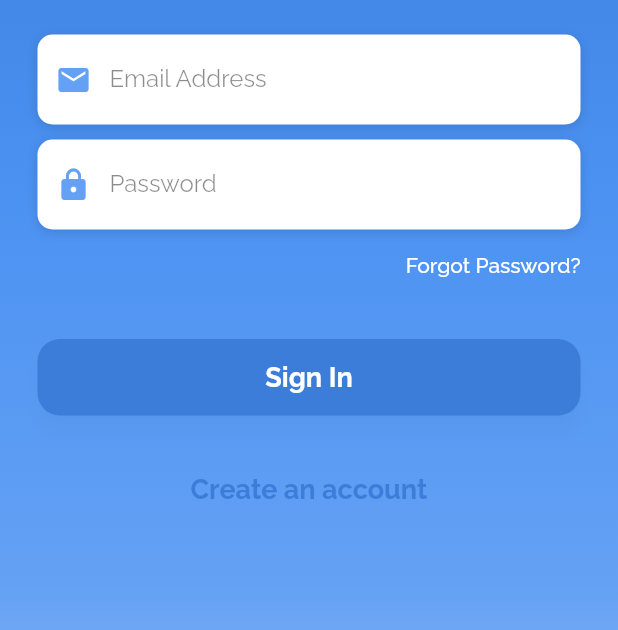
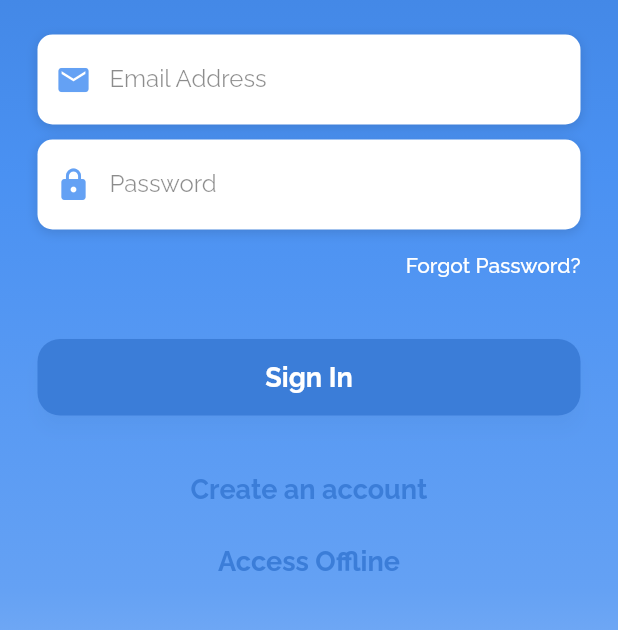
Before and after one commit to yanoo-o/HackathonProject, a Flutter app: the screen it shows after launch, on a phone screen of 412 x 824 dp, the part 237-867 px from its top. Run offline on Flutter 3.47's test engine with Material 2 defaults, Android fonts, the phone set to English and light mode, and no system bars; our stand-ins replace firebase_auth, firebase_core, google_fonts; accounts and stored records are empty.

Commit message:
Initial commit

```diff
--- a/lib/LoginPage.dart
+++ b/lib/LoginPage.dart
@@ -182,6 +182,19 @@ class _LoginPageState extends State<LoginPage> {
     );
   }
 
+  Widget offlineAccessButton() {
+    return Container(
+      alignment: Alignment.center,
+      child: TextButton(
+          onPressed: () => print('create acc'),
+          child: Text('Access Offline',
+              style: TextStyle(
+                  color: Color(0xff3b7dd8),
+                  fontSize: 18,
+                  fontWeight: FontWeight.w700))),
+    );
+  }
+
   @override
   Widget build(BuildContext context) {
     return GestureDetector(
@@ -241,6 +254,7 @@ class _LoginPageState extends State<LoginPage> {
                                         ],
                                       ),
                                   createAccButton(),
+                                  offlineAccessButton(),
                                 ]
                               )
                             ),
--- a/pubspec.yaml
+++ b/pubspec.yaml
@@ -30,6 +30,7 @@ dependencies:
   cupertino_icons: ^1.0.2
   firebase_core: ^1.4.0
   firebase_auth: ^3.0.1
+  cloud_firestore: ^2.5.0
   google_fonts: ^2.1.0
 
 dev_dependencies:
```
Also changed, not shown: pubspec.lock.
